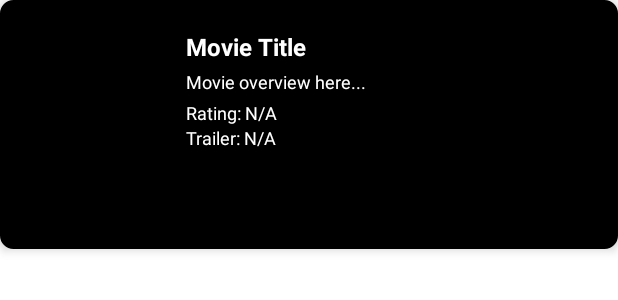
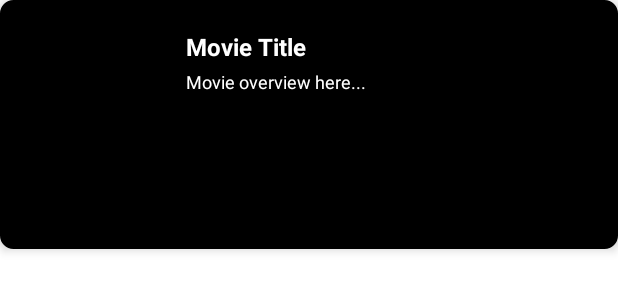
Before and after one commit to CineRedux/CineReduxApp, an Android app: the layout movie_item_search.xml on its own in the app's theme, with its tools: preview values and no code run, on a phone screen of 412 x 824 dp. Shown: the top 300 px of the screen. Run offline under Robolectric (Android 15) with nearby library versions, the phone set to English and light mode, and no system bars.

Commit message:
fix: movie_item_search

```diff
--- a/app/src/main/res/layout/movie_item_search.xml
+++ b/app/src/main/res/layout/movie_item_search.xml
@@ -57,7 +57,8 @@
                 android:layout_height="wrap_content"
                 android:text="Rating: N/A"
                 android:textSize="12sp"
-                android:textColor="#FFFFFF"/>
+                android:textColor="#FFFFFF"
+                android:visibility="invisible"/>
 
             <TextView
                 android:id="@+id/movie_trailer"
@@ -65,7 +66,8 @@
                 android:layout_height="wrap_content"
                 android:text="Trailer: N/A"
                 android:textSize="12sp"
-                android:textColor="#FFFFFF"/>
+                android:textColor="#FFFFFF"
+                android:visibility="invisible"/>
         </LinearLayout>
     </LinearLayout>
 </LinearLayout>
```
